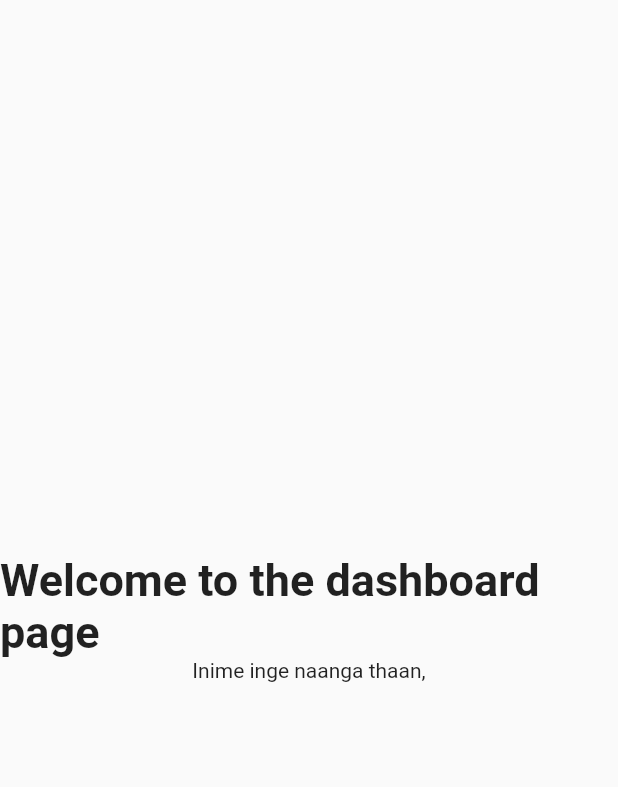
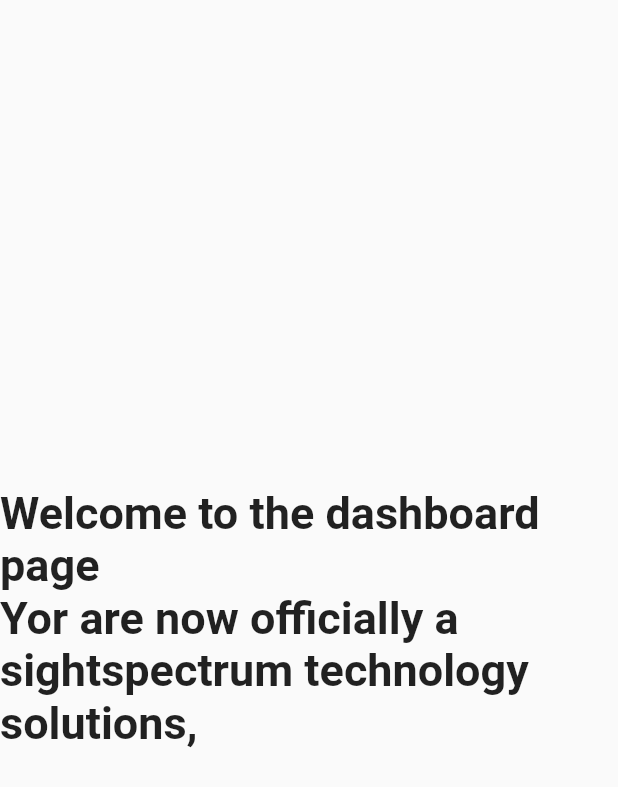
Before and after one commit to DEVI2899/Testing, a Flutter app: the Welcomepage screen opened directly, on a phone screen of 412 x 824 dp. Shown: the top 787 px of the screen. Run offline on Flutter 3.47's test engine with Material 2 defaults, Android fonts, the phone set to English and light mode, and no system bars.

Commit message:
new text

```diff
--- a/lib/welcomepage.dart
+++ b/lib/welcomepage.dart
@@ -12,7 +12,9 @@ class Welcomepage extends StatelessWidget {
           children:  const [
             Text('Welcome to the dashboard  page',style: TextStyle(fontSize: 30,
             fontWeight: FontWeight.bold),) ,
-            Text('Inime inge naanga thaan,',style: TextStyle(),
+            Text('Yor are now officially a sightspectrum technology solutions,',style: TextStyle(
+              fontSize: 30,fontWeight: FontWeight.bold
+            ),
       ),
    ] )));
   }
```
Also changed, not shown: pubspec.lock.
